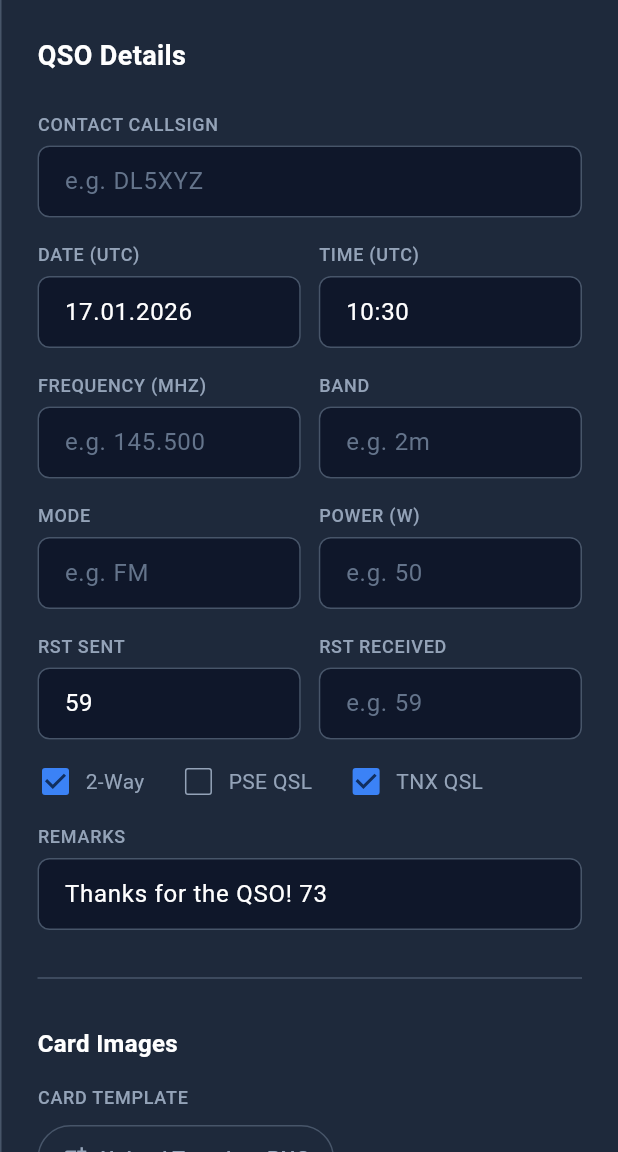
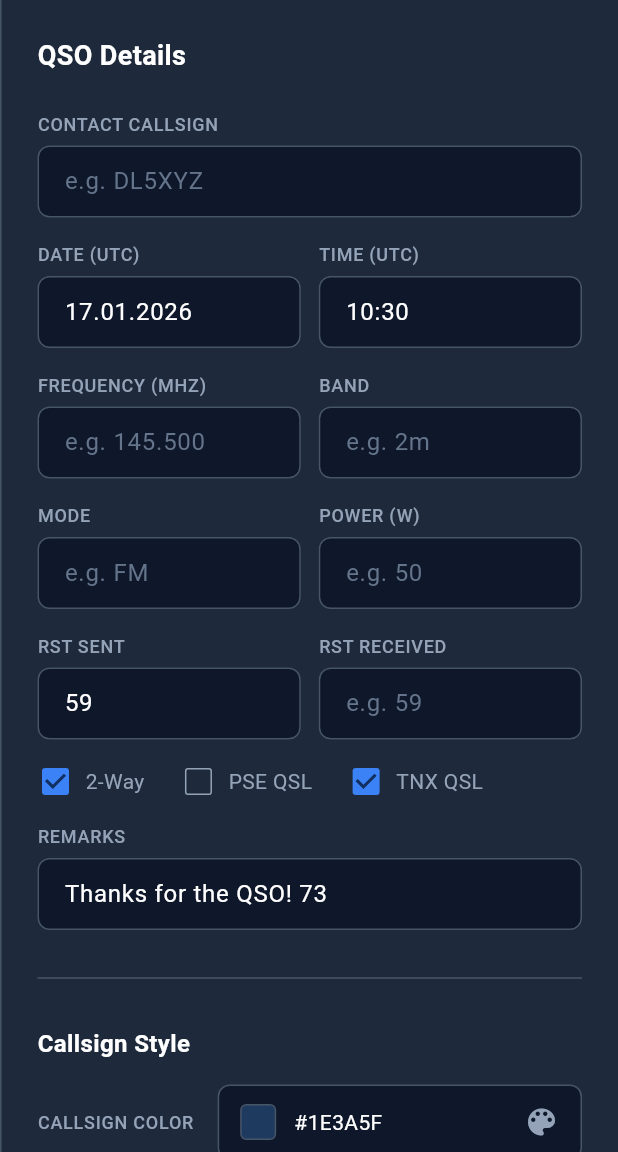
Before and after one commit to achildrenmile/qslcardgenerator-client, a Flutter app: the GeneratorScreen screen opened directly with empty values, on a phone screen of 412 x 824 dp, the part 84-1236 px from its top. Run offline on Flutter 3.47's test engine with Material 3 defaults, Android fonts, the phone set to English and light mode, and no system bars; our stand-ins replace file_picker, flutter_colorpicker, image_cropper, image_picker, shared_preferences; accounts and stored records are empty; statements that could not run were skipped.

Commit message:
Add color picker for callsign color customization
Users can now change the callsign color on their QSL card template via a
color picker in the generator screen. When a new color is selected, the
template PNG is regenerated with the updated color.

Co-Authored-By: Claude Opus 4.5 <noreply@anthropic.com>

```diff
--- a/lib/models/card_config.dart
+++ b/lib/models/card_config.dart
@@ -195,8 +195,12 @@ class CardConfig {
   final OperatorInfo operatorInfo;
   final String? templatePath;
   final String? logoPath;
+  final int callsignColor; // Color value as int (default: dark blue 0xFF1e3a5f)
   final DateTime createdAt;
   final DateTime? updatedAt;
+
+  // Default callsign color (dark blue matching the template)
+  static const int defaultCallsignColor = 0xFF1e3a5f;
 
   CardConfig({
     this.id,
@@ -207,9 +211,11 @@ class CardConfig {
     OperatorInfo? operatorInfo,
     this.templatePath,
     this.logoPath,
+    int? callsignColor,
     DateTime? createdAt,
     this.updatedAt,
   })  : operatorInfo = operatorInfo ?? const OperatorInfo(),
+        callsignColor = callsignColor ?? defaultCallsignColor,
         createdAt = createdAt ?? DateTime.now();
 
   factory CardConfig.fromJson(Map<String, dynamic> json) {
@@ -224,6 +230,7 @@ class CardConfig {
           : const OperatorInfo(),
       templatePath: json['templatePath'] as String?,
       logoPath: json['logoPath'] as String?,
+      callsignColor: json['callsignColor'] as int?,
       createdAt: DateTime.parse(json['createdAt']),
       updatedAt:
           json['updatedAt'] != null ? DateTime.parse(json['updatedAt']) : null,
@@ -239,6 +246,7 @@ class CardConfig {
         'operatorInfo': operatorInfo.toJson(),
         'templatePath': templatePath,
         'logoPath': logoPath,
+        'callsignColor': callsignColor,
         'createdAt': createdAt.toIso8601String(),
         'updatedAt': updatedAt?.toIso8601String(),
       };
@@ -252,6 +260,7 @@ class CardConfig {
     OperatorInfo? operatorInfo,
     String? templatePath,
     String? logoPath,
+    int? callsignColor,
     DateTime? createdAt,
     DateTime? updatedAt,
   }) {
@@ -264,6 +273,7 @@ class CardConfig {
       operatorInfo: operatorInfo ?? this.operatorInfo,
       templatePath: templatePath ?? this.templatePath,
       logoPath: logoPath ?? this.logoPath,
+      callsignColor: callsignColor ?? this.callsignColor,
       createdAt: createdAt ?? this.createdAt,
       updatedAt: updatedAt ?? this.updatedAt,
     );
--- a/lib/screens/generator_screen.dart
+++ b/lib/screens/generator_screen.dart
@@ -1,6 +1,7 @@
 import 'dart:io';
 import 'dart:ui' as ui;
 import 'package:flutter/material.dart';
+import 'package:flutter_colorpicker/flutter_colorpicker.dart';
 import 'package:image_picker/image_picker.dart';
 import '../models/models.dart';
 import '../services/services.dart';
@@ -24,6 +25,7 @@ class _GeneratorScreenState extends State<GeneratorScreen> {
   final _formKey = GlobalKey<FormState>();
   final _exportService = ExportService();
   final _imagePicker = ImagePicker();
+  final _templateGenerator = TemplateGenerator();
 
   // Form controllers
   final _callsignController = TextEditingController();
@@ -289,6 +291,69 @@ class _GeneratorScreenState extends State<GeneratorScreen> {
       await widget.storageService.saveTemplate(file, _activeConfig!.callsign);
       await _loadTemplateImage();
     }
+  }
+
+  Future<void> _showCallsignColorPicker() async {
+    if (_activeConfig == null) return;
+
+    Color currentColor = Color(_activeConfig!.callsignColor);
+    Color pickedColor = currentColor;
+
+    await showDialog(
+      context: context,
+      builder: (context) => AlertDialog(
+        title: const Text('Callsign Color'),
+        content: SingleChildScrollView(
+          child: ColorPicker(
+            pickerColor: currentColor,
+            onColorChanged: (color) => pickedColor = color,
+            enableAlpha: false,
+            labelTypes: const [],
+          ),
+        ),
+        actions: [
+          TextButton(
+            onPressed: () => Navigator.pop(context),
+            child: const Text('Cancel'),
+          ),
+          TextButton(
+            onPressed: () async {
+              Navigator.pop(context);
+              // Update config with new color
+              final updatedConfig = _activeConfig!.copyWith(
+                callsignColor: pickedColor.value,
+              );
+              await widget.storageService.updateConfig(updatedConfig);
+              setState(() {
+                _activeConfig = updatedConfig;
+              });
+              // Regenerate template with new color
+              await _regenerateTemplate(pickedColor);
+            },
+            child: const Text('Apply'),
+          ),
+        ],
+      ),
+    );
+  }
+
+  Future<void> _regenerateTemplate(Color callsignColor) async {
+    if (_activeConfig == null) return;
+
+    final operatorInfo = _activeConfig!.operatorInfo;
+    await _templateGenerator.generateTemplate(
+      callsign: _activeConfig!.callsign,
+      operatorName: operatorInfo.operatorName,
+      street: operatorInfo.street,
+      city: operatorInfo.city,
+      country: operatorInfo.country,
+      locator: operatorInfo.locator,
+      email: operatorInfo.email,
+      callsignColor: callsignColor,
+    );
+
+    // Reload the template image
+    await _loadTemplateImage();
   }
 
   Future<void> _exportCard() async {
@@ -656,6 +721,71 @@ class _GeneratorScreenState extends State<GeneratorScreen> {
               const Divider(color: Color(0xFF475569)),
               const SizedBox(height: 24),
 
+              // Callsign Style section
+              const Text(
+                'Callsign Style',
+                style: TextStyle(
+                  color: Colors.white,
+                  fontSize: 16,
+                  fontWeight: FontWeight.w600,
+                ),
+              ),
+              const SizedBox(height: 16),
+
+              // Callsign color picker
+              Row(
+                children: [
+                  const Text(
+                    'CALLSIGN COLOR',
+                    style: TextStyle(
+                      color: Color(0xFF94a3b8),
+                      fontSize: 12,
+                      fontWeight: FontWeight.w500,
+                      letterSpacing: 0.5,
+                    ),
+                  ),
+                  const SizedBox(width: 16),
+                  Expanded(
+                    child: InkWell(
+                      onTap: _showCallsignColorPicker,
+                      child: Container(
+                        padding: const EdgeInsets.symmetric(horizontal: 14, vertical: 12),
+                        decoration: BoxDecoration(
+                          color: const Color(0xFF0f172a),
+                          border: Border.all(color: const Color(0xFF475569)),
+                          borderRadius: BorderRadius.circular(8),
+                        ),
+                        child: Row(
+                          children: [
+                            Container(
+                              width: 24,
+                              height: 24,
+                              decoration: BoxDecoration(
+                                color: Color(_activeConfig?.callsignColor ?? CardConfig.defaultCallsignColor),
+                                borderRadius: BorderRadius.circular(4),
+                                border: Border.all(color: const Color(0xFF475569)),
+                              ),
+                            ),
+                            const SizedBox(width: 12),
+                            Expanded(
+                              child: Text(
+                                '#${(_activeConfig?.callsignColor ?? CardConfig.defaultCallsignColor).toRadixString(16).substring(2).toUpperCase()}',
+                                style: const TextStyle(color: Colors.white),
+                              ),
+                            ),
+                            const Icon(Icons.color_lens, color: Color(0xFF94a3b8)),
+                          ],
+                        ),
+                      ),
+                    ),
+                  ),
+                ],
+              ),
+              const SizedBox(height: 24),
+
+              const Divider(color: Color(0xFF475569)),
+              const SizedBox(height: 24),
+
               // Card Images section
               const Text(
                 'Card Images',
--- a/lib/services/template_generator.dart
+++ b/lib/services/template_generator.dart
@@ -54,6 +54,7 @@ class TemplateGenerator {
     required String country,
     required String locator,
     required String email,
+    Color? callsignColor,
   }) async {
     final recorder = ui.PictureRecorder();
     final canvas = Canvas(recorder);
@@ -67,6 +68,7 @@ class TemplateGenerator {
       country: country,
       locator: locator,
       email: email,
+      callsignColor: callsignColor ?? const Color(0xFFDC2626),
     );
 
     final picture = recorder.endRecording();
@@ -98,6 +100,7 @@ class TemplateGenerator {
     required String country,
     required String locator,
     required String email,
+    required Color callsignColor,
   }) {
     // Transparent background
     canvas.drawRect(
@@ -106,7 +109,7 @@ class TemplateGenerator {
     );
 
     // Draw callsign in top-right area
-    _drawCallsign(canvas, callsign);
+    _drawCallsign(canvas, callsign, callsignColor);
 
     // Draw address section on the left
     _drawAddressSection(canvas, operatorName, street, city, country, locator, email);
@@ -115,7 +118,7 @@ class TemplateGenerator {
     _drawQsoDataGrid(canvas);
   }
 
-  void _drawCallsign(Canvas canvas, String callsign) {
+  void _drawCallsign(Canvas canvas, String callsign, Color color) {
     // Position callsign to the right, ~100px from right edge (right-aligned)
     const callsignX = cardWidth - 100;
     const callsignY = topBandHeight / 2;
@@ -125,7 +128,7 @@ class TemplateGenerator {
       callsign.toUpperCase(),
       const Offset(callsignX, callsignY),
       380,
-      const Color(0xFFDC2626),
+      color,
       fontWeight: FontWeight.bold,
       align: TextAlign.right,
     );
```
